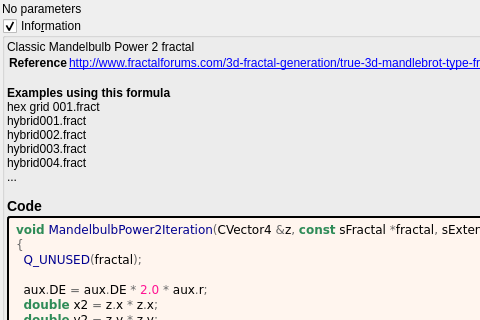
The window that mandelbulber2/formula/ui/mandelbulb_power2.ui (buddhi1980/mandelbulber2) describes before a commit, drawn with Qt 5; both pictures show x 0 to 480 and y 0 to 320 of the 584 by 692 pixel window.
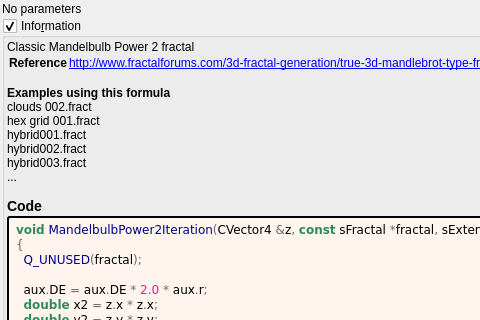
The same window after the commit. Custom widgets are drawn as their Qt base class.

What changed in the file:
```diff
--- a/mandelbulber2/formula/ui/mandelbulb_power2.ui
+++ b/mandelbulber2/formula/ui/mandelbulb_power2.ui
@@ -70,7 +70,7 @@
 &lt;tr&gt;&lt;th&gt;Reference&lt;/th&gt;&lt;td&gt;&lt;a href=&quot;http://www.fractalforums.com/3d-fractal-generation/true-3d-mandlebrot-type-fractal/&quot;&gt;http://www.fractalforums.com/3d-fractal-generation/true-3d-mandlebrot-type-fractal/&lt;br&gt;
 &lt;/td&gt;&lt;/tr&gt;
 &lt;/table&gt;
-&lt;br&gt;&lt;b&gt;Examples using this formula&lt;/b&gt;&lt;br&gt;hex grid 001.fract&lt;br&gt;hybrid001.fract&lt;br&gt;hybrid002.fract&lt;br&gt;hybrid003.fract&lt;br&gt;hybrid004.fract&lt;br&gt;...&lt;h3&gt;Code&lt;/h3&gt;</string>
+&lt;br&gt;&lt;b&gt;Examples using this formula&lt;/b&gt;&lt;br&gt;clouds 002.fract&lt;br&gt;hex grid 001.fract&lt;br&gt;hybrid001.fract&lt;br&gt;hybrid002.fract&lt;br&gt;hybrid003.fract&lt;br&gt;...&lt;h3&gt;Code&lt;/h3&gt;</string>
         </property>
         <property name="wordWrap">
          <bool>true</bool>
```
